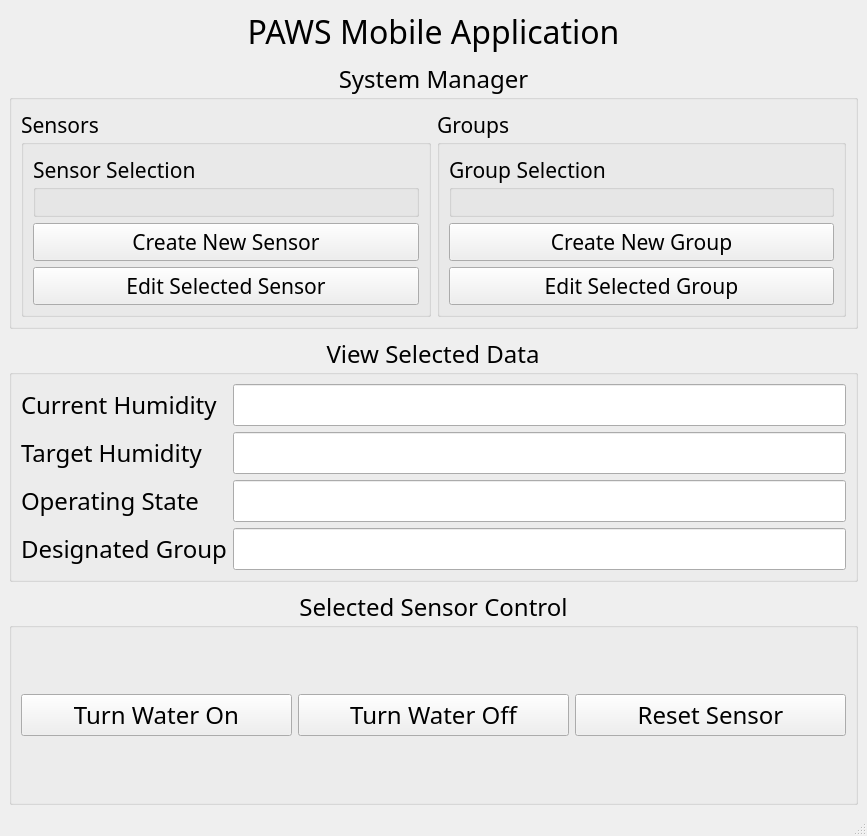
The window that Interface_Files/PAWS_QT_interface.ui (mfruge9214/EID-final-project-moisture-system) describes before a commit, drawn with Qt 5.
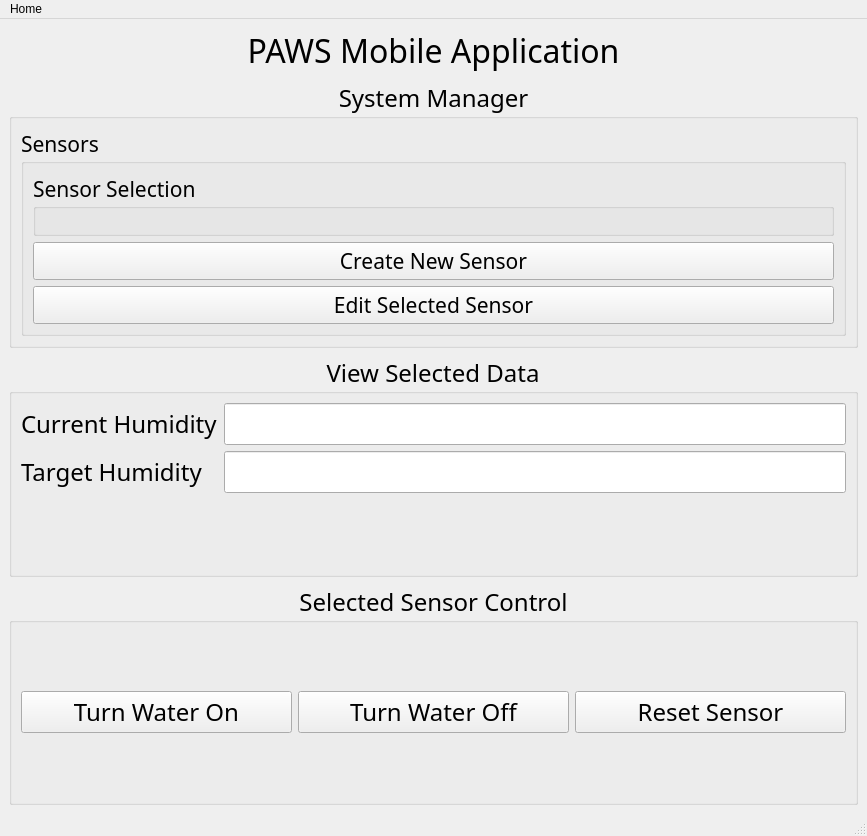
The same window after the commit.

Patch:
```diff
--- a/Interface_Files/PAWS_QT_interface.ui
+++ b/Interface_Files/PAWS_QT_interface.ui
@@ -51,27 +51,7 @@
         </widget>
        </item>
        <item row="1" column="1">
-        <widget class="QLineEdit" name="lineEdit_2"/>
-       </item>
-       <item row="2" column="0">
-        <widget class="QLabel" name="label_4">
-         <property name="text">
-          <string>Operating State</string>
-         </property>
-        </widget>
-       </item>
-       <item row="2" column="1">
-        <widget class="QLineEdit" name="lineEdit_3"/>
-       </item>
-       <item row="3" column="0">
-        <widget class="QLabel" name="label_5">
-         <property name="text">
-          <string>Designated Group</string>
-         </property>
-        </widget>
-       </item>
-       <item row="3" column="1">
-        <widget class="QLineEdit" name="lineEdit_4"/>
+        <widget class="QLineEdit" name="output_TargetHumidity"/>
        </item>
       </layout>
      </widget>
@@ -184,54 +164,6 @@
          </layout>
         </widget>
        </item>
-       <item>
-        <widget class="QGroupBox" name="groupBox_2">
-         <property name="font">
-          <font>
-           <pointsize>16</pointsize>
-          </font>
-         </property>
-         <property name="title">
-          <string>Groups</string>
-         </property>
-         <layout class="QVBoxLayout" name="verticalLayout">
-          <item>
-           <widget class="QGroupBox" name="groupBox_4">
-            <property name="title">
-             <string>Group Selection</string>
-            </property>
-            <layout class="QVBoxLayout" name="verticalLayout_4"/>
-           </widget>
-          </item>
-          <item>
-           <widget class="QPushButton" name="pushButton_3">
-            <property name="sizePolicy">
-             <sizepolicy hsizetype="Minimum" vsizetype="Preferred">
-              <horstretch>0</horstretch>
-              <verstretch>0</verstretch>
-             </sizepolicy>
-            </property>
-            <property name="text">
-             <string>Create New Group</string>
-            </property>
-           </widget>
-          </item>
-          <item>
-           <widget class="QPushButton" name="pushButton_2">
-            <property name="sizePolicy">
-             <sizepolicy hsizetype="Minimum" vsizetype="Preferred">
-              <horstretch>0</horstretch>
-              <verstretch>0</verstretch>
-             </sizepolicy>
-            </property>
-            <property name="text">
-             <string>Edit Selected Group</string>
-            </property>
-           </widget>
-          </item>
-         </layout>
-        </widget>
-       </item>
       </layout>
      </widget>
     </item>
@@ -268,6 +200,12 @@
      <height>21</height>
     </rect>
    </property>
+   <widget class="QMenu" name="menuHome">
+    <property name="title">
+     <string>Home</string>
+    </property>
+   </widget>
+   <addaction name="menuHome"/>
   </widget>
   <widget class="QStatusBar" name="statusbar"/>
  </widget>
```
Left out of the diff: 8 changed lines with no effect on the pictures.
